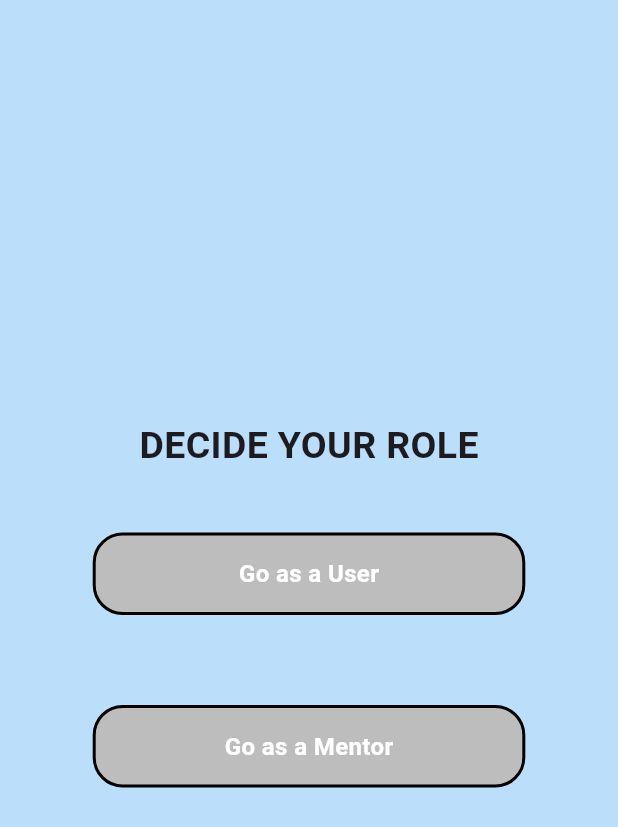
After one commit to anshshr/eduguide-DE-Project, a Flutter app: the DecidingPage screen opened directly, on a phone screen of 412 x 824 dp. The commit adds this screen. Shown: the top 827 px of the screen. Run offline on Flutter 3.47's test engine with Material 3 defaults, Android fonts, the phone set to English and light mode, and no system bars; our stand-ins replace avatar_glow, carousel_slider, cloud_firestore, file_picker, firebase_auth, firebase_core and 15 more; missing offline and left inert: stream_video_flutter, syncfusion_flutter_pdf; accounts and stored records are empty; network calls fail; project files that could hold a hidden picture were left out.

Commit message:
added the new functionalities

```diff
--- a/lib/db operations/user_database.dart
+++ b/lib/db operations/user_database.dart
@@ -1,5 +1,5 @@
-// ignore_for_file: non_constant_identifier_names, prefer_const_constructors
 
+import 'package:cloud_firestore/cloud_firestore.dart';
 import 'package:eduguide/widgets/my_button.dart';
 import 'package:firebase_auth/firebase_auth.dart';
 import 'package:flutter/material.dart';
@@ -28,6 +28,18 @@ Future<void> login_user(String email, String password) async {
         .signInWithEmailAndPassword(email: email, password: password);
     pref.setString('email', email);
     pref.setString('error_msg', "");
+
+    String? userRole = pref.getString('user_role');
+    if (userRole != null) {
+      // Assuming you have a Firestore instance set up
+      final firestore = FirebaseFirestore.instance;
+
+      await firestore.collection('user_type').doc(email).set({
+      'name': pref.getString('name'),
+      'email': email,
+      'role': userRole,
+      });
+    }
   } on FirebaseAuthException catch (e) {
     pref.setString('error_msg', e.code);
   }
--- /dev/null
+++ b/lib/pages/deciding_page.dart
@@ -0,0 +1,73 @@
+import 'package:eduguide/pages/register_page.dart';
+import 'package:eduguide/widgets/my_button.dart';
+import 'package:flutter/material.dart';
+import 'package:get/get_navigation/src/extension_navigation.dart';
+import 'package:shared_preferences/shared_preferences.dart';
+
+class DecidingPage extends StatelessWidget {
+  const DecidingPage({super.key});
+
+  Future<void> _saveRole(String role) async {
+    final prefs = await SharedPreferences.getInstance();
+    await prefs.setString('user_role', role);
+  }
+
+  void _onRoleSelected(BuildContext context, String role) async {
+    await _saveRole(role);
+    // Navigate to the next page or perform any action after saving the role
+    Navigator.push(
+      context,
+      MaterialPageRoute(builder: (context) => RegisterPage()),
+    );
+  }
+
+  @override
+  Widget build(BuildContext context) {
+    return Scaffold(
+      body: Container(
+        height: MediaQuery.of(context).size.height,
+        width: MediaQuery.of(context).size.width,
+        decoration: BoxDecoration(
+          gradient: LinearGradient(
+            colors: [
+              Colors.blue[100]!,
+              Colors.blue[100]!,
+              Colors.blue[100]!,
+              Colors.blue[100]!,
+              Colors.blue[100]!,
+              Colors.blue[100]!,
+            ],
+            begin: Alignment.topLeft,
+            end: Alignment.bottomRight,
+          ),
+        ),
+        child: Column(
+          mainAxisAlignment: MainAxisAlignment.center,
+          crossAxisAlignment: CrossAxisAlignment.center,
+          children: [
+            Text(
+              "DECIDE YOUR ROLE",
+              style: TextStyle(fontSize: 25, fontWeight: FontWeight.bold),
+            ),
+
+            const SizedBox(height: 20),
+
+            my_button(
+              ontap: () {
+                _onRoleSelected(context, 'user');
+              },
+              text: 'Go as a User',
+            ),
+            const SizedBox(height: 20),
+            my_button(
+              ontap: () {
+                _onRoleSelected(context, 'mentor');
+              },
+              text: ('Go as a Mentor'),
+            ),
+          ],
+        ),
+      ),
+    );
+  }
+}
--- a/pubspec.yaml
+++ b/pubspec.yaml
@@ -63,6 +63,7 @@ dependencies:
   stream_video_screen_sharing: ^0.9.1
   open_file: ^3.5.10
   pdf: ^3.11.3
+  cloud_firestore: ^5.6.6
 
 
 dev_dependencies:
```
Also changed, not shown: lib/pages/liquid swipe/swipe_pages.dart (+21 -11 lines), pubspec.lock, 3 other files.
